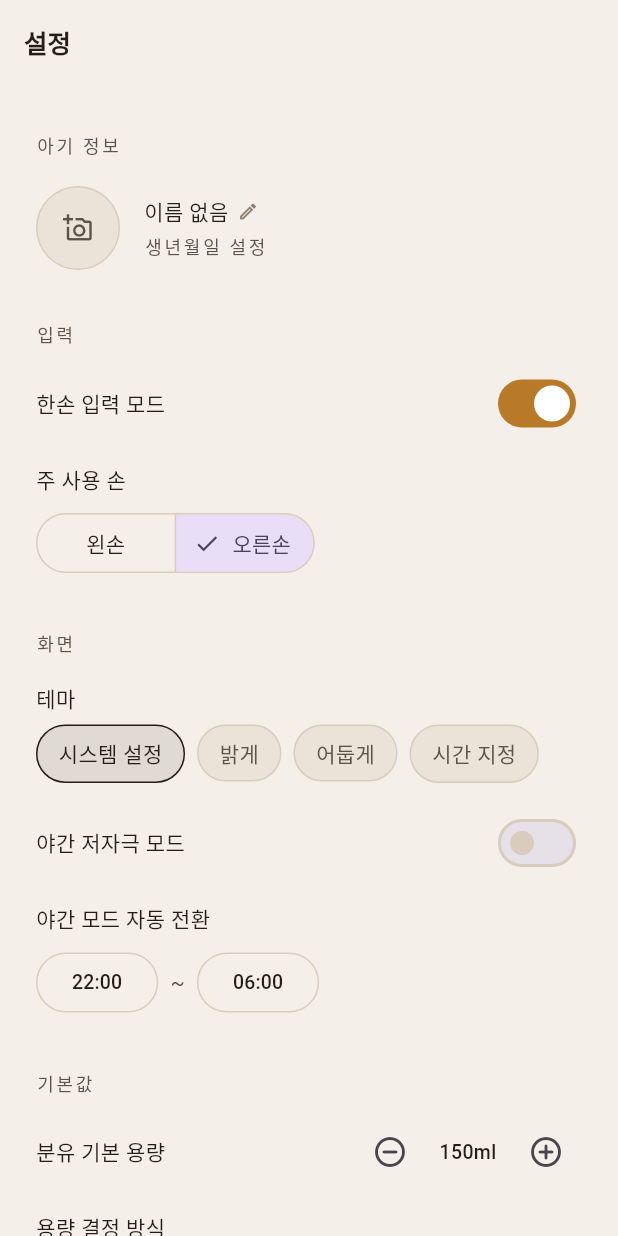
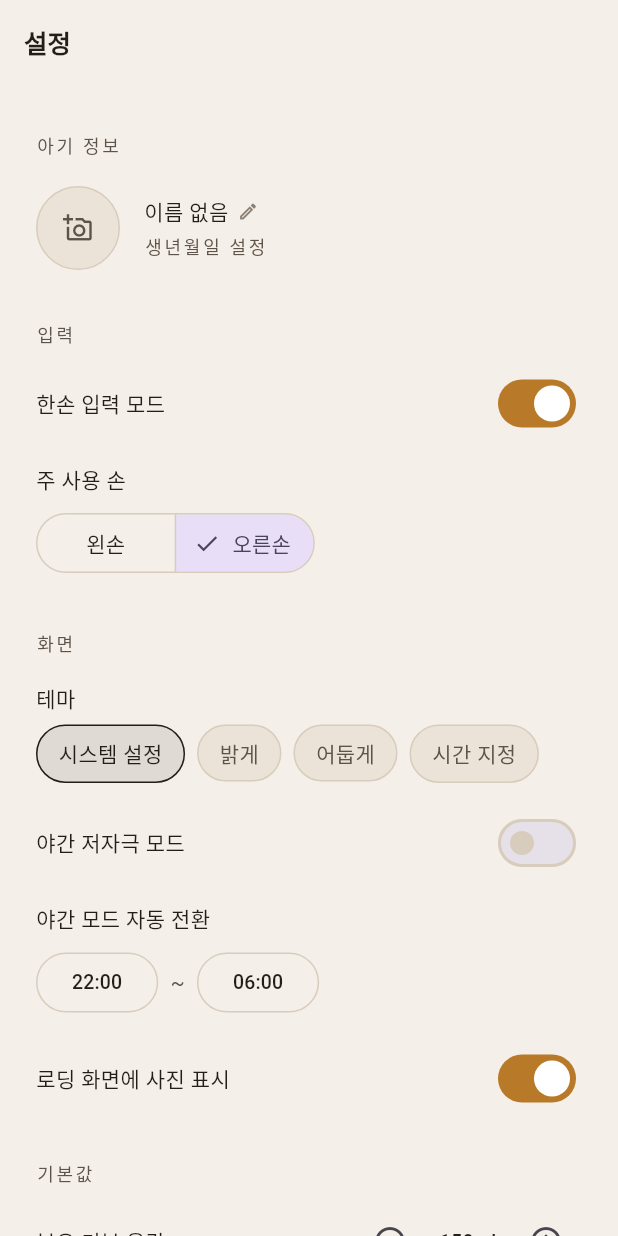
Before and after one commit to projectHappyPi/new2026, a Flutter app: the SettingsScreen screen opened directly, on a phone screen of 412 x 824 dp. Run offline on Flutter 3.47's test engine with Material 3 defaults, Android fonts, the phone set to English and light mode, and no system bars; our stand-ins replace drift, flutter_riverpod, image_picker, shared_preferences; accounts and stored records are empty; generated files the repository leaves out were written again.

Commit message:
로딩 화면 사진 표시 끄기 설정 추가
설정 > 화면 > "로딩 화면에 사진 표시"를 끄면 시작 시 사진이 보이지
않고, 최소 3초 노출 시간 없이 DB/시드 초기화가 끝나는 대로 곧바로
메인 화면으로 넘어간다.

Co-Authored-By: Claude Sonnet 5 <noreply@anthropic.com>
Claude-Session: https://claude.ai/code/session_013Z3McXqoacgMZT6oQc3UBW

```diff
--- a/lib/data/models/settings.dart
+++ b/lib/data/models/settings.dart
@@ -46,6 +46,9 @@ class Settings {
   final FormulaMode formulaMode;
   final DiaperDefaultSub diaperDefaultSub;
 
+  /// 시작 로딩 화면에 아기 사진을 보여줄지. 끄면 최소 노출 시간 없이 곧바로 시작된다.
+  final bool showSplashPhoto;
+
   const Settings({
     this.oneHandMode = true,
     this.handSide = HandSide.right,
@@ -58,6 +61,7 @@ class Settings {
     this.formulaDefaultMl = 150,
     this.formulaMode = FormulaMode.fixed,
     this.diaperDefaultSub = DiaperDefaultSub.pee,
+    this.showSplashPhoto = true,
   });
 
   bool get isRightHand => handSide == HandSide.right;
@@ -74,6 +78,7 @@ class Settings {
     int? formulaDefaultMl,
     FormulaMode? formulaMode,
     DiaperDefaultSub? diaperDefaultSub,
+    bool? showSplashPhoto,
   }) {
     return Settings(
       oneHandMode: oneHandMode ?? this.oneHandMode,
@@ -87,6 +92,7 @@ class Settings {
       formulaDefaultMl: formulaDefaultMl ?? this.formulaDefaultMl,
       formulaMode: formulaMode ?? this.formulaMode,
       diaperDefaultSub: diaperDefaultSub ?? this.diaperDefaultSub,
+      showSplashPhoto: showSplashPhoto ?? this.showSplashPhoto,
     );
   }
 }
--- a/lib/features/settings/settings_screen.dart
+++ b/lib/features/settings/settings_screen.dart
@@ -93,6 +93,19 @@ class SettingsScreen extends ConsumerWidget {
             to: settings.nightTo,
             onChanged: notifier.setNightWindow,
           ),
+          _SwitchRow(
+            label: '로딩 화면에 사진 표시',
+            value: settings.showSplashPhoto,
+            onChanged: notifier.setShowSplashPhoto,
+          ),
+          if (!settings.showSplashPhoto)
+            Padding(
+              padding: const EdgeInsets.only(bottom: 4),
+              child: Text(
+                '꺼두면 대기 시간 없이 곧바로 시작돼요',
+                style: AppTypography.label.copyWith(color: colors.muted),
+              ),
+            ),
           const _SectionHeader('기본값'),
           _StepperRow(
             label: '분유 기본 용량',
```
Also changed, not shown: lib/main.dart (+12 -3 lines), lib/providers/settings_provider.dart (+9 -0 lines).
